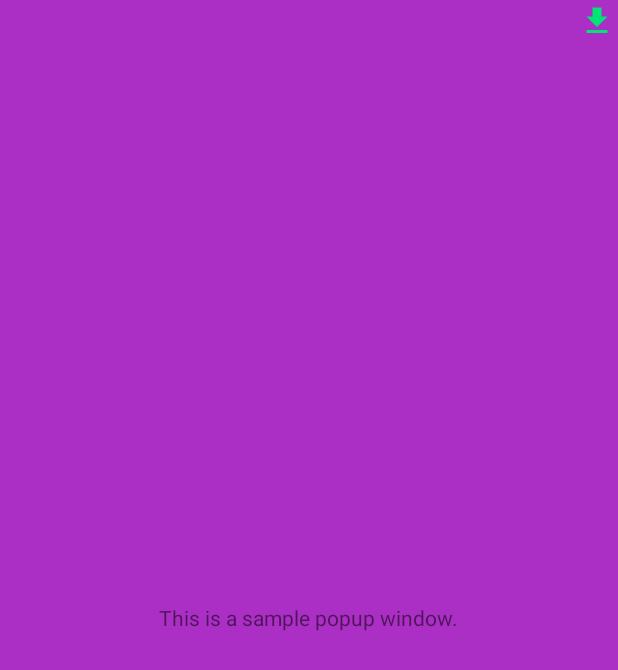
After one commit to canguitm/ThesisWorld, an Android app: the layout custom_layout.xml on its own in the app's theme, with its tools: preview values and no code run, on a phone screen of 412 x 824 dp. The commit adds this screen. Shown: the top 670 px of the screen. Run offline under Robolectric (Android 15) with nearby library versions, the phone set to English and light mode, and no system bars.

```diff
--- a/app/src/main/AndroidManifest.xml
+++ b/app/src/main/AndroidManifest.xml
@@ -14,7 +14,7 @@
     <application
 
         android:allowBackup="true"
-        android:icon="@mipmap/ic_launcher"
+        android:icon="@mipmap/kamatis_launcher"
         android:label="KAMATIS"
         android:supportsRtl="true"
         android:theme="@style/AppTheme">
--- /dev/null
+++ b/app/src/main/res/layout/custom_layout.xml
@@ -0,0 +1,27 @@
+<?xml version="1.0" encoding="utf-8"?>
+<RelativeLayout
+    xmlns:android="http://schemas.android.com/apk/res/android"
+    android:id="@+id/rl_custom_layout"
+    android:layout_width="match_parent"
+    android:layout_height="match_parent"
+    android:padding="2dp"
+    android:background="#ab2fc4"
+    >
+    <ImageButton
+        android:id="@+id/ib_close"
+        android:layout_width="wrap_content"
+        android:layout_height="wrap_content"
+        android:src="@drawable/ic_get_app_24dp"
+        android:layout_alignParentEnd="true"
+        android:layout_alignParentRight="true"
+        android:background="@null"
+        />
+    <TextView
+        android:id="@+id/tv"
+        android:layout_width="wrap_content"
+        android:layout_height="wrap_content"
+        android:text="This is a sample popup window."
+        android:layout_centerInParent="true"
+        android:padding="25sp"
+        />
+</RelativeLayout>
--- a/app/src/main/res/values/colors.xml
+++ b/app/src/main/res/values/colors.xml
@@ -3,7 +3,7 @@
 <resources>
     <color name="colorPrimary">#3F51B5</color>
     <color name="colorPrimaryDark">#303F9F</color>
-    <color name="colorAccent">#FF4081</color>
+    <color name="colorAccent">#0089C6</color>
 
     <!-- Screens background color-->
     <color name="bg_screen1">#ecf0f1</color>
```
Also changed, not shown: app/src/main/java/com/example/sony/test3/SmsBroadcastReceiver.java (+6 -3 lines), app/src/main/java/com/example/sony/test3/activity_offline_simple.java (+110 -85 lines), app/src/main/res/mipmap-hdpi/kamatis_launcher.png (renamed from app/src/main/res/mipmap-hdpi/ic_launcher.png), app/src/main/res/mipmap-mdpi/kamatis_launcher.png (added), app/src/main/res/mipmap-xhdpi/kamatis_launcher.png (added), app/src/main/res/mipmap-xxhdpi/kamatis_launcher.png (added), app/src/main/res/mipmap-xxxhdpi/kamatis_launcher.png (added).
